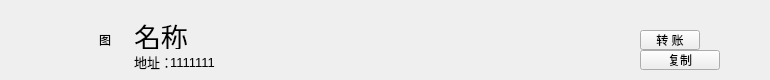
The window that contact/ContactInfoTitleWidget.ui (HcashOrg/hx-indicator) describes before a commit, drawn with Qt 5.
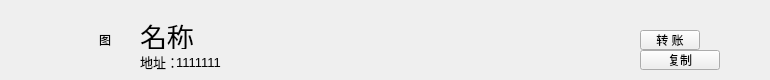
The same window after the commit.

Patch:
```diff
--- a/contact/ContactInfoTitleWidget.ui
+++ b/contact/ContactInfoTitleWidget.ui
@@ -37,7 +37,7 @@
   <widget class="QLabel" name="label_addressTitle">
    <property name="geometry">
     <rect>
-     <x>134</x>
+     <x>140</x>
      <y>52</y>
      <width>41</width>
      <height>19</height>
@@ -55,7 +55,7 @@
   <widget class="QLabel" name="label_address">
    <property name="geometry">
     <rect>
-     <x>170</x>
+     <x>176</x>
      <y>54</y>
      <width>331</width>
      <height>16</height>
@@ -104,7 +104,7 @@
   <widget class="QLabel" name="label_name">
    <property name="geometry">
     <rect>
-     <x>134</x>
+     <x>140</x>
      <y>22</y>
      <width>311</width>
      <height>27</height>
```
